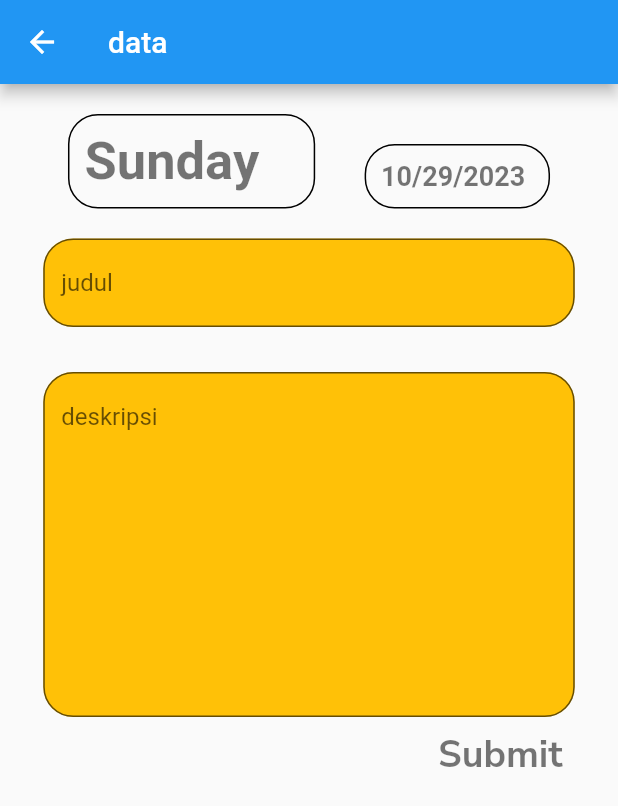
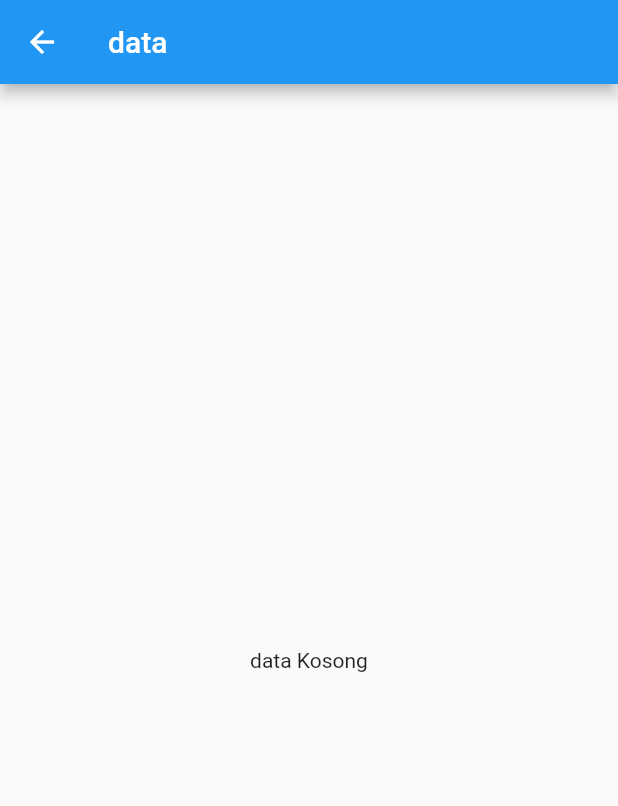
Before and after one commit to HgRayhan08/todoList_app, a Flutter app: the screen it shows after launch, after a tap on the "add" icon, on a phone screen of 412 x 824 dp. Shown: the top 806 px of the screen. Run offline on Flutter 3.47's test engine with Material 2 defaults, Android fonts, the phone set to English and light mode, and no system bars; our stand-ins replace flutter_slidable, google_fonts, sqflite; accounts and stored records are empty.

Commit message:
add provider in project, create and get data

```diff
--- a/lib/main.dart
+++ b/lib/main.dart
@@ -1,11 +1,25 @@
 import 'package:flutter/material.dart';
+import 'package:provider/provider.dart';
+import 'package:todo_list/provider/database_provider.dart';
 import 'package:todo_list/screen/create_todo_screen.dart';
 import 'package:todo_list/screen/detail_todo_screen.dart';
 import 'package:todo_list/screen/home_screen.dart';
+import 'package:todo_list/service/db/database_helper.dart';
 import 'package:todo_list/style/style.dart';
 
 void main() {
-  runApp(const MyApp());
+  runApp(
+    MultiProvider(
+      providers: [
+        ChangeNotifierProvider(
+          create: (_) => DatabaseProvider(
+            dataBaseHelper: DataBaseHelper(),
+          ),
+        )
+      ],
+      child: const MyApp(),
+    ),
+  );
 }
 
 class MyApp extends StatelessWidget {
@@ -18,7 +32,7 @@ class MyApp extends StatelessWidget {
       initialRoute: HomeScreen.routeName,
       theme: ThemeData(textTheme: myTextTheme),
       routes: {
-        HomeScreen.routeName: (context) => HomeScreen(),
+        HomeScreen.routeName: (context) => const HomeScreen(),
         DetailTodoScreen.routeName: (context) => const DetailTodoScreen(),
         CreateTodoScreen.routeName: (context) => CreateTodoScreen(),
       },
--- /dev/null
+++ b/lib/provider/database_provider.dart
@@ -0,0 +1,54 @@
+import 'package:flutter/material.dart';
+import 'package:todo_list/model/todo_model.dart';
+import 'package:todo_list/service/db/database_helper.dart';
+import 'package:todo_list/utils/result_state_data.dart';
+
+class DatabaseProvider extends ChangeNotifier {
+  late DataBaseHelper dataBaseHelper;
+
+  DatabaseProvider({required this.dataBaseHelper}) {
+    _getTodoList();
+  }
+
+  List<TodoList> _todolist = [];
+  List<TodoList> get todolist => _todolist;
+
+  late ResultStateData _resultStateData;
+  ResultStateData get resulstatedata => _resultStateData;
+
+  String _message = "";
+  String get message => _message;
+
+  void _getTodoList() async {
+    _todolist = await dataBaseHelper.getListTodo();
+    if (_todolist.isNotEmpty) {
+      _resultStateData = ResultStateData.hasData;
+    } else {
+      _resultStateData = ResultStateData.noData;
+      _message = "Tidak ada Data";
+    }
+    notifyListeners();
+  }
+
+  void addTodo(TodoList todolist) async {
+    try {
+      await dataBaseHelper.insertTodo(todolist);
+      _getTodoList();
+    } catch (e) {
+      _resultStateData = ResultStateData.error;
+      _message = "error";
+      notifyListeners();
+    }
+  }
+
+  void removeTodo(String idTodo) async {
+    try {
+      await dataBaseHelper.removeTodo(idTodo);
+      _getTodoList();
+    } catch (e) {
+      _resultStateData = ResultStateData.error;
+      _message = "Error";
+      notifyListeners();
+    }
+  }
+}
--- a/lib/screen/create_todo_screen.dart
+++ b/lib/screen/create_todo_screen.dart
@@ -1,7 +1,9 @@
 import 'package:flutter/material.dart';
 import 'package:intl/intl.dart';
+import 'package:provider/provider.dart';
 import 'package:todo_list/model/todo_model.dart';
-import 'package:todo_list/service/db/database_helper.dart';
+import 'package:todo_list/provider/database_provider.dart';
+import 'package:todo_list/utils/result_state_data.dart';
 import 'package:todo_list/widgets/card_day.dart';
 import 'package:todo_list/widgets/textFormField_widgets.dart';
 import 'package:uuid/uuid.dart';
@@ -29,7 +31,7 @@ class CreateTodoScreen extends StatelessWidget {
   TextEditingController judulTodo = TextEditingController();
   TextEditingController deskripsi = TextEditingController();
 
-  var uuid = Uuid();
+  var uuid = const Uuid();
 
   @override
   Widget build(BuildContext context) {
@@ -40,7 +42,10 @@ class CreateTodoScreen extends StatelessWidget {
       appBar: AppBar(
         title: const Text("data"),
       ),
-      body: ListView(
+      body: Consumer<DatabaseProvider>(
+        builder: (context, provider, child) {
+          if (provider.resulstatedata == ResultStateData.hasData) {
+            return ListView(
               padding: EdgeInsets.symmetric(horizontal: mediaQuery * 0.07),
               children: [
                 Padding(
@@ -82,8 +87,7 @@ class CreateTodoScreen extends StatelessWidget {
                       if (judulTodo.text == "" || deskripsi.text == "") {
                         print("gagal");
                       } else {
-                  // print("berhasil");
-                  DataBaseHelper().insertTodo(
+                        provider.addTodo(
                           TodoList(
                             id: uuid.v4(),
                             tanggal: nowDate,
@@ -91,6 +95,14 @@ class CreateTodoScreen extends StatelessWidget {
                             todo: deskripsi.text,
                           ),
                         );
+                        // DataBaseHelper().insertTodo(
+                        //   TodoList(
+                        //     id: uuid.v4(),
+                        //     tanggal: nowDate,
+                        //     judul: judulTodo.text,
+                        //     todo: deskripsi.text,
+                        //   ),
+                        // );
                       }
                     },
                     child: Text(
@@ -103,6 +115,13 @@ class CreateTodoScreen extends StatelessWidget {
                   ),
                 ),
               ],
+            );
+          } else {
+            return const Center(
+              child: Text("data Kosong"),
+            );
+          }
+        },
       ),
     );
   }
--- a/lib/screen/home_screen.dart
+++ b/lib/screen/home_screen.dart
@@ -1,13 +1,14 @@
 import 'package:flutter/material.dart';
 import 'package:intl/intl.dart';
+import 'package:provider/provider.dart';
+import 'package:todo_list/provider/database_provider.dart';
 import 'package:todo_list/screen/create_todo_screen.dart';
-import 'package:todo_list/service/db/database_helper.dart';
+import 'package:todo_list/utils/result_state_data.dart';
 import 'package:todo_list/widgets/listTile_widgets.dart';
 
-// ignore: must_be_immutable
 class HomeScreen extends StatefulWidget {
   static const routeName = "/HomeScreen";
-  HomeScreen({super.key});
+  const HomeScreen({super.key});
 
   @override
   State<HomeScreen> createState() => _HomeScreenState();
@@ -59,34 +60,32 @@ class _HomeScreenState extends State<HomeScreen> {
           ),
         ),
       ),
-      body: FutureBuilder(
-        future: DataBaseHelper().getListTodo(),
-        builder: (context, snapshot) {
-          if (snapshot.hasData) {
-            var data = snapshot.data;
-            return RefreshIndicator(
-              onRefresh: () {
-                setState(() {});
-                return DataBaseHelper().getListTodo();
+      body: Consumer<DatabaseProvider>(
+        builder: (context, value, child) {
+          if (value.resulstatedata == ResultStateData.hasData) {
+            return ListView.builder(
+              itemCount: value.todolist.length,
+              itemBuilder: (context, index) {
+                var data = value.todolist[index];
+                return ListTileWidgets(
+                  id: data.id ?? "",
+                  judul: data.judul ?? "",
+                  subJudul: data.todo ?? "",
+                );
               },
-              child: ListView.builder(
-                itemCount: data?.length,
-                itemBuilder: (context, index) {
-                  return ListTileWidgets(
-                    id: data?[index].id ?? "",
-                    judul: data?[index].judul ?? "",
-                    subJudul: data?[index].todo ?? "",
-                  );
-                },
-              ),
+            );
+          } else {
+            return const Center(
+              child: Text("data kosng"),
             );
           }
-          return const Center(child: CircularProgressIndicator());
         },
       ),
       floatingActionButton: FloatingActionButton(
-        onPressed: () {
-          Navigator.of(context).pushNamed(CreateTodoScreen.routeName);
+        onPressed: () async {
+          await Navigator.of(context).pushNamed(
+            CreateTodoScreen.routeName,
+          );
         },
         child: const Icon(Icons.add),
       ),
--- /dev/null
+++ b/lib/utils/result_state_data.dart
@@ -0,0 +1 @@
+enum ResultStateData { loading, hasData, noData, error }
--- a/lib/widgets/textFormField_widgets.dart
+++ b/lib/widgets/textFormField_widgets.dart
@@ -1,11 +1,12 @@
+// ignore_for_file: file_names
+
 import 'package:flutter/material.dart';
 
-// ignore: must_be_immutable
 class TextFormFieldWidgets extends StatelessWidget {
-  int maxlines;
-  String hintText;
-  TextEditingController controller;
-  TextFormFieldWidgets(
+  final int maxlines;
+  final String hintText;
+  final TextEditingController controller;
+  const TextFormFieldWidgets(
       {super.key,
       required this.hintText,
       required this.controller,
@@ -27,7 +28,7 @@ class TextFormFieldWidgets extends StatelessWidget {
             ),
           ),
         ),
-        border: OutlineInputBorder(
+        border: const OutlineInputBorder(
           borderRadius: BorderRadius.all(
             Radius.circular(20),
           ),
--- a/pubspec.yaml
+++ b/pubspec.yaml
@@ -38,6 +38,9 @@ dependencies:
   intl: ^0.18.1
   google_fonts: ^6.1.0
   uuid: ^4.1.0
+  flutter_slidable: ^3.0.0
+  path: ^1.8.3
+  provider: ^6.0.5
 
 dev_dependencies:
   flutter_test:
```
Also changed, not shown: lib/widgets/dialog_widgets.dart (+14 -17 lines), lib/widgets/listTile_widgets.dart (+39 -16 lines), pubspec.lock. Lines whose indentation alone changed are shown as unchanged.
